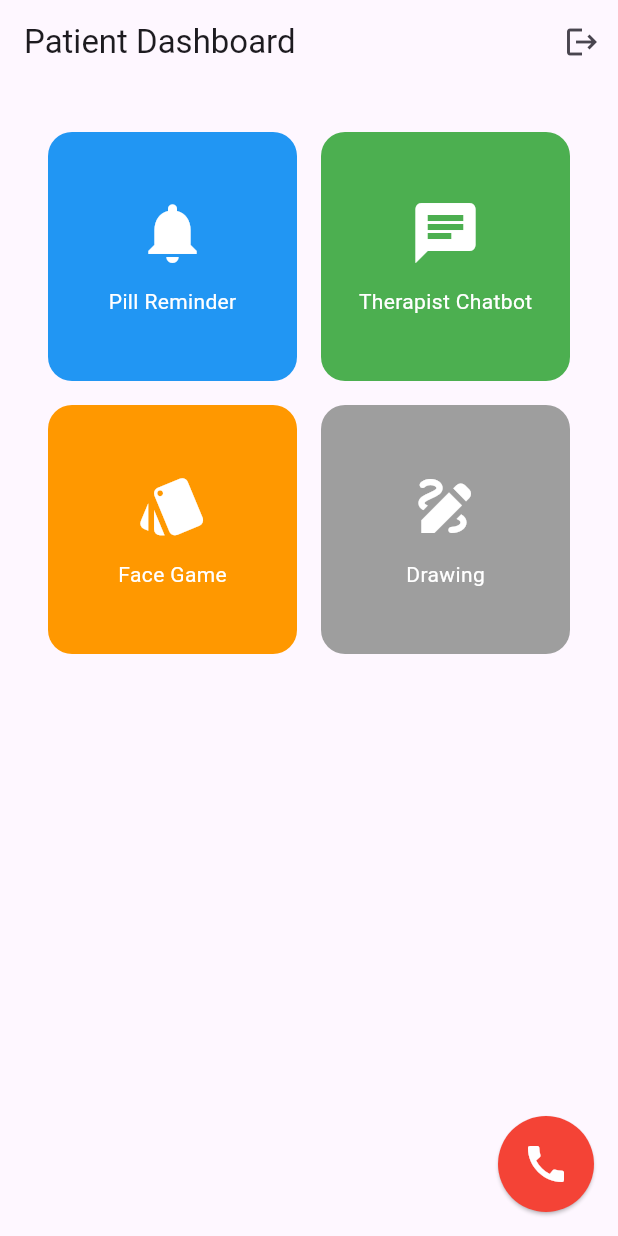
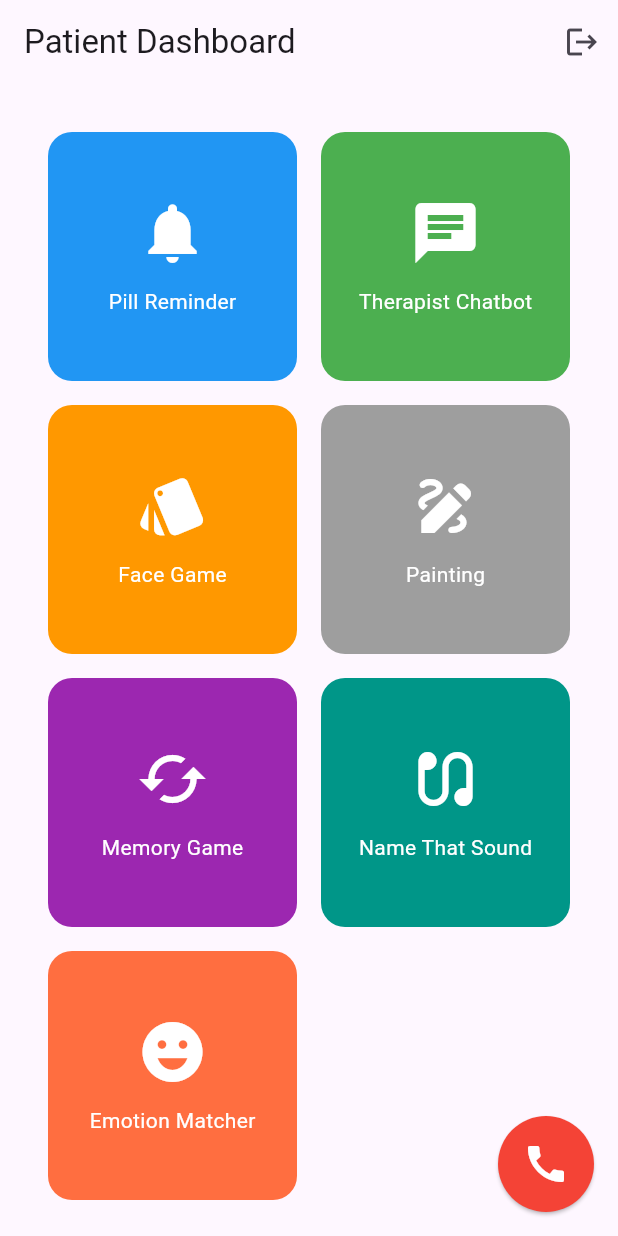
Before and after one commit to Bhubonmondal/AlzCare, a Flutter app: the screen it shows once a user with an empty profile is signed in, on a phone screen of 412 x 824 dp. Run offline on Flutter 3.47's test engine with Material 3 defaults, Android fonts, the phone set to English and light mode, and no system bars; our stand-ins replace audioplayers, camera, cloud_firestore, firebase_auth, firebase_core, flutter_card_swiper and 4 more; missing offline and left inert: alarm, flutter_chat_core, flutter_chat_ui, flutter_drawing_board, flutter_phone_direct_caller; accounts and stored records are empty.

Commit message:
emotion and match game added

```diff
--- a/lib/main.dart
+++ b/lib/main.dart
@@ -6,7 +6,10 @@ import 'package:alzcare/screen/create_account.dart';
 import 'package:alzcare/screen/guest_page.dart';
 import 'package:alzcare/screen/login.dart';
 import 'package:alzcare/screen/patient_side/board.dart';
+import 'package:alzcare/screen/patient_side/emotion_matcher.dart';
 import 'package:alzcare/screen/patient_side/face_game.dart';
+import 'package:alzcare/screen/patient_side/memory_game.dart';
+import 'package:alzcare/screen/patient_side/name_that_sound.dart';
 import 'package:alzcare/screen/patient_side/patient_dashboard.dart';
 import 'package:alzcare/screen/patient_side/pill_reminder_screen.dart';
 import 'package:alzcare/screen/patient_side/therapist_chatbot.dart';
@@ -18,6 +21,11 @@ Future<void> requestPermissions() async {
   var phoneStatus = await Permission.phone.status;
   if (!phoneStatus.isGranted) {
     phoneStatus = await Permission.phone.request();
+  }
+
+  var cameraStatus = await Permission.camera.status;
+  if (!cameraStatus.isGranted) {
+    cameraStatus = await Permission.camera.request();
   }
 
   var locationStatus = await Permission.location.status;
@@ -72,11 +80,20 @@ class MyApp extends StatelessWidget {
           case '/signup':
             return MaterialPageRoute(builder: (_) => const CreateAccount());
 
+          case '/name_that_sound':
+            return MaterialPageRoute(builder: (_) => const NameThatSoundGame());
+
           case '/pill_reminder':
             return MaterialPageRoute(builder: (_) => const PillReminderScreen());
 
+          case '/memory_game':
+            return MaterialPageRoute(builder: (_) => const MemoryGame());
+
           case '/white_board':
             return MaterialPageRoute(builder: (_) => const WhiteBoard());
+
+          case '/emotion_matcher':
+            return MaterialPageRoute(builder: (_) => const EmotionMatcher());
 
           case '/therapist_chatbot':
             return MaterialPageRoute(builder: (_) => const TherapistChatbot());
--- a/lib/screen/patient_side/board.dart
+++ b/lib/screen/patient_side/board.dart
@@ -23,7 +23,7 @@ class _WhiteBoardState extends State<WhiteBoard> {
   Widget build(BuildContext context) {
     return Scaffold(
       appBar: AppBar(
-        title: const Text("Drawing"),
+        title: const Text("Painting"),
       ),
       body: SafeArea(
         child: DrawingBoard(
--- a/lib/screen/patient_side/patient_dashboard.dart
+++ b/lib/screen/patient_side/patient_dashboard.dart
@@ -125,7 +125,7 @@ class _PatientDashboardState extends State<PatientDashboard> {
           crossAxisSpacing: 16,
           mainAxisSpacing: 16,
           shrinkWrap: true, // Use inside a Column or ListView
-          physics: const NeverScrollableScrollPhysics(), // Avoid nested scroll issues
+          // physics: const NeverScrollableScrollPhysics(), // Avoid nested scroll issues
           children: [
             GestureDetector(
               onTap: () {
@@ -202,7 +202,67 @@ class _PatientDashboardState extends State<PatientDashboard> {
                   children: const [
                     Icon(Icons.draw, size: 48, color: Colors.white),
                     SizedBox(height: 12),
-                    Text("Drawing", style: TextStyle(color: Colors.white)),
+                    Text("Painting", style: TextStyle(color: Colors.white)),
+                  ],
+                ),
+              ),
+            ),
+            GestureDetector(
+              onTap: () {
+                Navigator.pushNamed(context, '/memory_game');
+              },
+              child: Container(
+                decoration: BoxDecoration(
+                  color: Colors.purple,
+                  borderRadius: BorderRadius.circular(16),
+                ),
+                padding: const EdgeInsets.all(16),
+                child: Column(
+                  mainAxisAlignment: MainAxisAlignment.center,
+                  children: const [
+                    Icon(Icons.cached, size: 48, color: Colors.white),
+                    SizedBox(height: 12),
+                    Text("Memory Game", style: TextStyle(color: Colors.white)),
+                  ],
+                ),
+              ),
+            ),
+            GestureDetector(
+              onTap: () {
+                Navigator.pushNamed(context, '/name_that_sound');
+              },
+              child: Container(
+                decoration: BoxDecoration(
+                  color: Colors.teal,
+                  borderRadius: BorderRadius.circular(16),
+                ),
+                padding: const EdgeInsets.all(16),
+                child: Column(
+                  mainAxisAlignment: MainAxisAlignment.center,
+                  children: const [
+                    Icon(Icons.earbuds, size: 48, color: Colors.white),
+                    SizedBox(height: 12),
+                    Text("Name That Sound", style: TextStyle(color: Colors.white)),
+                  ],
+                ),
+              ),
+            ),
+            GestureDetector(
+              onTap: () {
+                Navigator.pushNamed(context, '/emotion_matcher');
+              },
+              child: Container(
+                decoration: BoxDecoration(
+                  color: Colors.deepOrangeAccent,
+                  borderRadius: BorderRadius.circular(16),
+                ),
+                padding: const EdgeInsets.all(16),
+                child: Column(
+                  mainAxisAlignment: MainAxisAlignment.center,
+                  children: const [
+                    Icon(Icons.emoji_emotions, size: 48, color: Colors.white),
+                    SizedBox(height: 12),
+                    Text("Emotion Matcher", style: TextStyle(color: Colors.white)),
                   ],
                 ),
               ),
--- a/pubspec.yaml
+++ b/pubspec.yaml
@@ -49,6 +49,8 @@ dependencies:
   flutter_chat_types: ^3.6.2
   geolocator: ^14.0.0
   flutter_drawing_board: ^0.9.8
+  audioplayers: ^6.4.0
+  camera: ^0.11.1
 
 
 
@@ -79,6 +81,9 @@ flutter:
   assets:
     - assets/alarm.mp3
     - assets/images/
+    - assets/sounds/
+    - assets/sounds/bird.mp3
+    - assets/sounds/car.mp3
 
   # To add assets to your application, add an assets section, like this:
 #   assets:
```
Also changed, not shown: lib/screen/patient_side/emotion_matcher.dart (added, +91 -0 lines), lib/screen/patient_side/memory_game.dart (added, +180 -0 lines), lib/screen/patient_side/name_that_sound.dart (added, +95 -0 lines).
